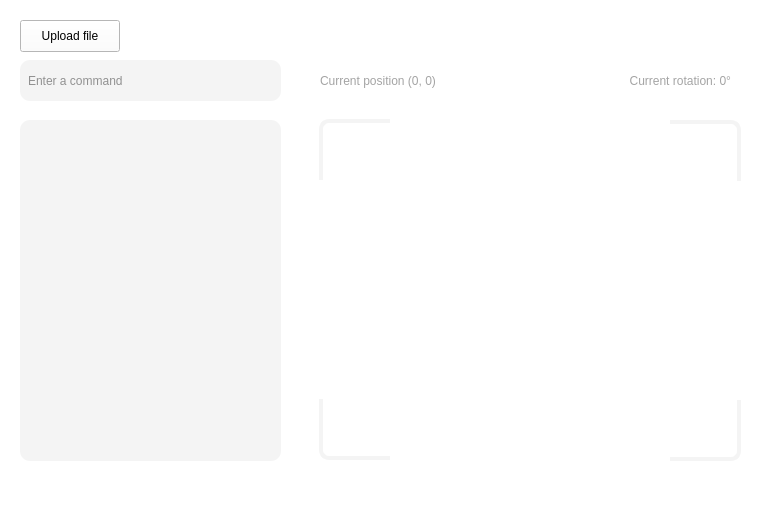
First picture: the form in ui/mainwindow.ui, repository Huxyshuu/TurtleGraphics-1, before the edit.
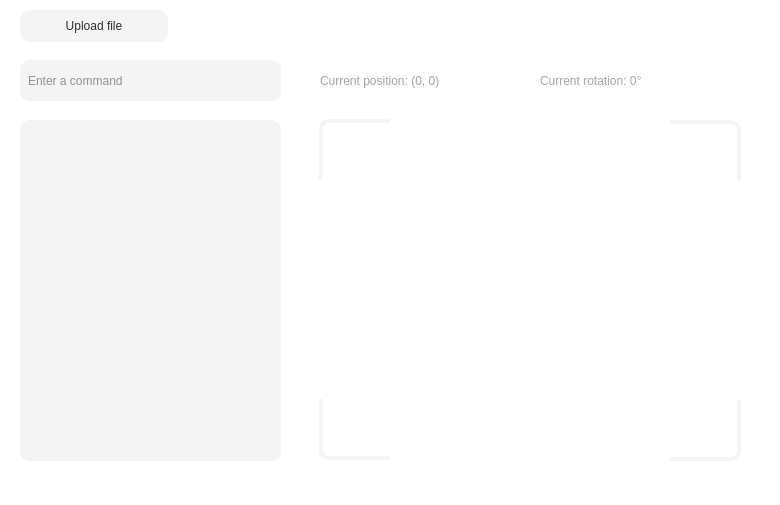
Second picture: the form after the edit.

Commit message: Tweaked UI and added position and rotation display

```diff
--- a/ui/mainwindow.ui
+++ b/ui/mainwindow.ui
@@ -85,7 +85,7 @@
      <rect>
       <x>320</x>
       <y>60</y>
-      <width>191</width>
+      <width>221</width>
       <height>41</height>
      </rect>
     </property>
@@ -93,7 +93,7 @@
      <string notr="true">font: 11pt &quot;Consolas&quot;; color: #A4A4A4;</string>
     </property>
     <property name="text">
-     <string>Current position (0, 0)</string>
+     <string>Current position: (0, 0)</string>
     </property>
    </widget>
    <widget class="QLabel" name="label_2">
@@ -101,7 +101,7 @@
      <rect>
       <x>540</x>
       <y>60</y>
-      <width>191</width>
+      <width>221</width>
       <height>41</height>
      </rect>
     </property>
@@ -112,7 +112,7 @@
      <string>Current rotation: 0°</string>
     </property>
     <property name="alignment">
-     <set>Qt::AlignmentFlag::AlignRight|Qt::AlignmentFlag::AlignTrailing|Qt::AlignmentFlag::AlignVCenter</set>
+     <set>Qt::AlignmentFlag::AlignLeading|Qt::AlignmentFlag::AlignLeft|Qt::AlignmentFlag::AlignVCenter</set>
     </property>
    </widget>
    <widget class="QFrame" name="TopLeftCorner">
@@ -219,11 +219,19 @@
     <property name="geometry">
      <rect>
       <x>20</x>
-      <y>20</y>
-      <width>100</width>
+      <y>10</y>
+      <width>148</width>
       <height>32</height>
      </rect>
     </property>
+    <property name="styleSheet">
+     <string notr="true">background-color: #F4F4F4;
+border-radius: 10px;
+font: 14px &quot;consolas&quot;;
+min-width: 8em;
+padding: 6px;
+color: #2E2E2E;</string>
+    </property>
     <property name="text">
      <string>Upload file</string>
     </property>
```
Left out of the diff: 30 changed lines with no effect on the pictures. The commit also changes 4 other files.
